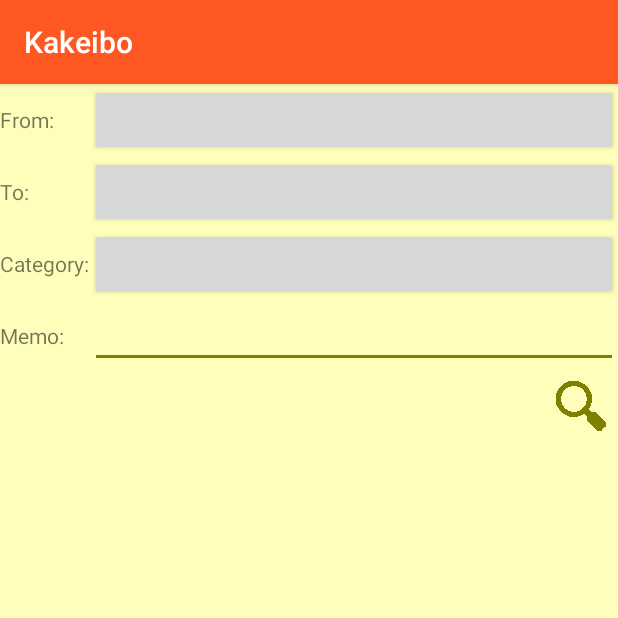
After one commit to tsato1/Kakeibo, an Android app: the fragment TabFragment3 shown on its own in the app's theme, on a phone screen of 412 x 824 dp, the top half of it. The commit adds this screen. Run offline under Robolectric (Android 15) with nearby library versions, the phone set to English and light mode, and no system bars.

Commit message:
tab fragment 3 layout done

```diff
--- a/app/src/main/java/com/kakeibo/MainActivity.java
+++ b/app/src/main/java/com/kakeibo/MainActivity.java
@@ -39,6 +39,7 @@ public class MainActivity extends AppCompatActivity {
     private ViewPager viewPager;
     private TabFragment1 tabFragment1;
     private TabFragment2 tabFragment2;
+    private TabFragment3 tabFragment3;
     private SharedPreferences mPref;
     public static int sDateFormat;
 
@@ -63,8 +64,10 @@ public class MainActivity extends AppCompatActivity {
         ViewPagerAdapter adapter = new ViewPagerAdapter(getSupportFragmentManager());
         tabFragment1 = new TabFragment1();
         tabFragment2 = new TabFragment2();
+        tabFragment3 = new TabFragment3();
         adapter.addFragment(tabFragment1, getString(R.string.input));
         adapter.addFragment(tabFragment2, getString(R.string.report));
+        adapter.addFragment(tabFragment3, getString(R.string.search));
         viewPager.setAdapter(adapter);
     }
 
@@ -183,7 +186,7 @@ public class MainActivity extends AppCompatActivity {
 
     public ViewPager getViewPager() {
         if (null == viewPager) {
-            viewPager = (ViewPager) findViewById(R.id.viewpager);
+            viewPager = findViewById(R.id.viewpager);
         }
         return viewPager;
     }
--- a/app/src/main/java/com/kakeibo/TabFragment1.java
+++ b/app/src/main/java/com/kakeibo/TabFragment1.java
@@ -44,7 +44,6 @@ public class TabFragment1 extends Fragment
     private View view;
     private String[] weekName;
     private String[] defaultCategory;
-    private SharedPreferences mPref;
     private int mDateFormat;
 
     @Override
@@ -119,8 +118,8 @@ public class TabFragment1 extends Fragment
 
     public void loadSharedPreference() {
         PreferenceManager.setDefaultValues(getActivity(), R.xml.pref_general, false);
-        mPref = PreferenceManager.getDefaultSharedPreferences(getActivity());
-        String f = mPref.getString(SettingsActivity.PREF_KEY_DATE_FORMAT, Utilities.DATE_FORMAT_YMD);
+        SharedPreferences pref = PreferenceManager.getDefaultSharedPreferences(getActivity());
+        String f = pref.getString(SettingsActivity.PREF_KEY_DATE_FORMAT, Utilities.DATE_FORMAT_YMD);
         mDateFormat = Integer.parseInt(f);
     }
 
--- a/app/src/main/java/com/kakeibo/TabFragment2.java
+++ b/app/src/main/java/com/kakeibo/TabFragment2.java
@@ -33,7 +33,6 @@ import android.widget.Toast;
 
 import com.echo.holographlibrary.PieGraph;
 import com.echo.holographlibrary.PieSlice;
-import com.kakeibo.db.DBAdapter;
 import com.kakeibo.db.ItemsDBAdapter;
 import com.kakeibo.settings.SettingsActivity;
 
@@ -708,8 +707,8 @@ public class TabFragment2 extends Fragment {
 
     public void loadSharedPreference() {
         PreferenceManager.setDefaultValues(getActivity(), R.xml.pref_general, false);
-        mPref = PreferenceManager.getDefaultSharedPreferences(getActivity());
-        String f = mPref.getString(SettingsActivity.PREF_KEY_DATE_FORMAT, Utilities.DATE_FORMAT_YMD);
+        SharedPreferences pref = PreferenceManager.getDefaultSharedPreferences(getActivity());
+        String f = pref.getString(SettingsActivity.PREF_KEY_DATE_FORMAT, Utilities.DATE_FORMAT_YMD);
         mDateFormat = Integer.parseInt(f);
     }
 
--- /dev/null
+++ b/app/src/main/java/com/kakeibo/TabFragment3.java
@@ -0,0 +1,139 @@
+package com.kakeibo;
+
+import android.app.AlertDialog;
+import android.content.DialogInterface;
+import android.content.SharedPreferences;
+import android.database.Cursor;
+import android.os.Bundle;
+import android.preference.PreferenceManager;
+import android.support.v4.app.Fragment;
+import android.view.LayoutInflater;
+import android.view.View;
+import android.view.ViewGroup;
+import android.widget.EditText;
+import android.widget.ImageButton;
+import android.widget.LinearLayout;
+import android.widget.ListView;
+import android.widget.Toast;
+
+import com.kakeibo.db.ItemsDBAdapter;
+import com.kakeibo.settings.SettingsActivity;
+
+import java.util.ArrayList;
+import java.util.List;
+
+public class TabFragment3 extends Fragment {
+    private ItemsDBAdapter itemsDbAdapter;
+    private LinearLayout searchLayout;
+    private ImageButton btnSearch;
+    private EditText edtSearch;
+    private View _view;
+    private int mDateFormat;
+
+    @Override
+    public View onCreateView(LayoutInflater inflater, ViewGroup container, Bundle savedInstanceState) {
+        _view = inflater.inflate(R.layout.tab_fragment_3, container, false);
+
+//        loadSharedPreference();
+//        findViews();
+
+        return _view;
+    }
+
+    @Override
+    public void onResume() {
+        super.onResume();
+//        loadSharedPreference();
+//        findViews();
+    }
+
+    private void findViews() {
+        searchLayout = _view.findViewById(R.id.lnl_search);
+        //btnVoice = _view.findViewById(R.id.btn_voice_search);
+        btnSearch = _view.findViewById(R.id.btn_search);
+        edtSearch = _view.findViewById(R.id.edt_search);
+
+        btnSearch.setOnClickListener(new TabFragment3.ButtonClickListener());
+
+        itemsDbAdapter = new ItemsDBAdapter(getActivity());
+    }
+
+    public void loadSharedPreference() {
+        PreferenceManager.setDefaultValues(getActivity(), R.xml.pref_general, false);
+        SharedPreferences pref = PreferenceManager.getDefaultSharedPreferences(getActivity());
+        String f = pref.getString(SettingsActivity.PREF_KEY_DATE_FORMAT, Utilities.DATE_FORMAT_YMD);
+        mDateFormat = Integer.parseInt(f);
+    }
+
+    void searchItem() {
+//        String searchItem = edtSearch.getText().toString();
+//
+//        if ("".equals(searchItem.trim())) {
+//            Toast.makeText(getActivity(), getString(R.string.err_search_word_empty), Toast.LENGTH_SHORT).show();
+//            return;
+//        }
+//
+//        List<Item> searchResultList = new ArrayList<>();
+//
+//        itemsDbAdapter.open();
+//
+//        String[] ym = btnDate.getText().toString().split("[/]");
+//        String y, m;
+//        switch (mDateFormat) {
+//            case 1: // MDY
+//            case 2: // DMY
+//                y = ym[1];
+//                m = ym[0];
+//                break;
+//            default:  // YMD
+//                y = ym[0];
+//                m = ym[1];
+//        }
+//
+//        Cursor c = itemsDbAdapter.getAllItemsInMonth(y, m);
+//
+//        if (c.moveToFirst()) {
+//            do {
+//                if (c.getString(c.getColumnIndex(ItemsDBAdapter.COL_MEMO)).contains(searchItem)) {
+//                    Item item = new Item(
+//                            c.getString(c.getColumnIndex(ItemsDBAdapter.COL_ID)),
+//                            c.getString(c.getColumnIndex(ItemsDBAdapter.COL_AMOUNT)),
+//                            c.getInt(c.getColumnIndex(ItemsDBAdapter.COL_CATEGORY_CODE)),
+//                            c.getString(c.getColumnIndex(ItemsDBAdapter.COL_MEMO)),
+//                            c.getString(c.getColumnIndex(ItemsDBAdapter.COL_EVENT_DATE)),
+//                            c.getString(c.getColumnIndex(ItemsDBAdapter.COL_UPDATE_DATE))
+//                    );
+//
+//                    searchResultList.add(item);
+//                }
+//            } while (c.moveToNext());
+//        }
+//
+//        itemsDbAdapter.close();
+//
+//        SearchListAdapter searchListAdapter = new SearchListAdapter(getActivity(), 0, searchResultList);
+//        ListView listView = new ListView(getActivity());
+//        listView.setAdapter(searchListAdapter);
+//        AlertDialog.Builder dialog = new AlertDialog.Builder(getActivity());
+//        dialog.setIcon(R.mipmap.ic_mikan);
+//        dialog.setTitle(getString(R.string.title_search_result));
+//        dialog.setPositiveButton(R.string.ok, new DialogInterface.OnClickListener() {
+//            @Override
+//            public void onClick(DialogInterface dialog, int which) {
+//            }
+//        });
+//        dialog.setView(listView).create();
+//        dialog.show();
+    }
+
+
+    class ButtonClickListener implements View.OnClickListener {
+        public void onClick(View view) {
+            switch (view.getId()) {
+                case R.id.btn_search:
+                    searchItem();
+                    break;
+            }
+        }
+    }
+}
--- /dev/null
+++ b/app/src/main/res/layout/search_criteria.xml
@@ -0,0 +1,64 @@
+<?xml version="1.0" encoding="utf-8"?>
+<RelativeLayout
+    xmlns:android="http://schemas.android.com/apk/res/android"
+    android:layout_width="match_parent"
+    android:layout_height="wrap_content">
+
+    <TextView
+        android:id="@+id/txv_from_date"
+        android:layout_width="@dimen/search_criteria_txv_width"
+        android:layout_height="@dimen/search_criteria_1_row_height"
+        android:layout_alignParentStart="true"
+        android:layout_alignBaseline="@id/btn_from_date"
+        android:text="@string/from_colon" />
+    <Button
+        android:id="@+id/btn_from_date"
+        android:layout_width="match_parent"
+        android:layout_height="wrap_content"
+        android:layout_toEndOf="@id/txv_from_date" />
+
+    <TextView
+        android:id="@+id/txv_to_date"
+        android:layout_width="@dimen/search_criteria_txv_width"
+        android:layout_height="@dimen/search_criteria_1_row_height"
+        android:layout_alignParentStart="true"
+        android:layout_alignBaseline="@id/btn_to_date"
+        android:layout_below="@id/txv_from_date"
+        android:text="@string/to_colon" />
+    <Button
+        android:id="@+id/btn_to_date"
+        android:layout_width="match_parent"
+        android:layout_height="wrap_content"
+        android:layout_below="@id/btn_from_date"
+        android:layout_toEndOf="@id/txv_to_date" />
+
+    <TextView
+        android:id="@+id/txv_category"
+        android:layout_width="@dimen/search_criteria_txv_width"
+        android:layout_height="@dimen/search_criteria_1_row_height"
+        android:layout_alignParentStart="true"
+        android:layout_alignBaseline="@id/btn_category"
+        android:layout_below="@id/txv_to_date"
+        android:text="@string/category_colon" />
+    <Button
+        android:id="@+id/btn_category"
+        android:layout_width="match_parent"
+        android:layout_height="wrap_content"
+        android:layout_below="@id/btn_to_date"
+        android:layout_toEndOf="@id/txv_to_date" />
+
+    <TextView
+        android:id="@+id/txv_memo"
+        android:layout_width="@dimen/search_criteria_txv_width"
+        android:layout_height="@dimen/search_criteria_1_row_height"
+        android:layout_alignBaseline="@id/edt_memo"
+        android:layout_alignParentStart="true"
+        android:layout_below="@id/txv_category"
+        android:text="@string/memo_colon" />
+    <EditText
+        android:id="@+id/edt_memo"
+        android:layout_width="match_parent"
+        android:layout_height="wrap_content"
+        android:layout_below="@id/btn_category"
+        android:layout_toEndOf="@id/txv_to_date" />
+</RelativeLayout>
--- /dev/null
+++ b/app/src/main/res/layout/tab_fragment_3.xml
@@ -0,0 +1,19 @@
+<?xml version="1.0" encoding="utf-8"?>
+<RelativeLayout
+    xmlns:android="http://schemas.android.com/apk/res/android"
+    android:layout_width="match_parent"
+    android:layout_height="match_parent">
+
+    <include
+        android:id="@+id/rtl_search_criteria"
+        layout="@layout/search_criteria"/>
+
+    <ImageButton
+        android:id="@+id/btn_search"
+        android:layout_width="50dp"
+        android:layout_height="50dp"
+        android:src="@mipmap/ic_action_search"
+        android:background="@color/colorBackground"
+        android:layout_below="@id/rtl_search_criteria"
+        android:layout_alignParentEnd="true"/>
+</RelativeLayout>
--- a/app/src/main/res/values/dimens.xml
+++ b/app/src/main/res/values/dimens.xml
@@ -3,4 +3,8 @@
     <dimen name="activity_horizontal_margin">16dp</dimen>
     <dimen name="activity_vertical_margin">16dp</dimen>
     <dimen name="dialog_alert_default_padding">18dp</dimen>
+
+    <!-- search fragment -->
+    <dimen name="search_criteria_1_row_height">20dp</dimen>
+    <dimen name="search_criteria_txv_width">60dp</dimen>
 </resources>
--- a/app/src/main/res/values/strings.xml
+++ b/app/src/main/res/values/strings.xml
@@ -6,6 +6,7 @@
 
     <string name="input">INPUT</string>
     <string name="report">REPORT</string>
+    <string name="search">SEARCH</string>
 
     <string name="income">Income</string>
     <string name="delete">Delete</string>
@@ -25,6 +26,8 @@
     <string name="memo_colon">Memo:</string>
     <string name="category_colon">Category:</string>
     <string name="updated_on_colon">Saved on:</string>
+    <string name="from_colon">From:</string>
+    <string name="to_colon">To:</string>
 
     <string name="warning_no_sdcard">Please insert sdcard.</string>
 
```
